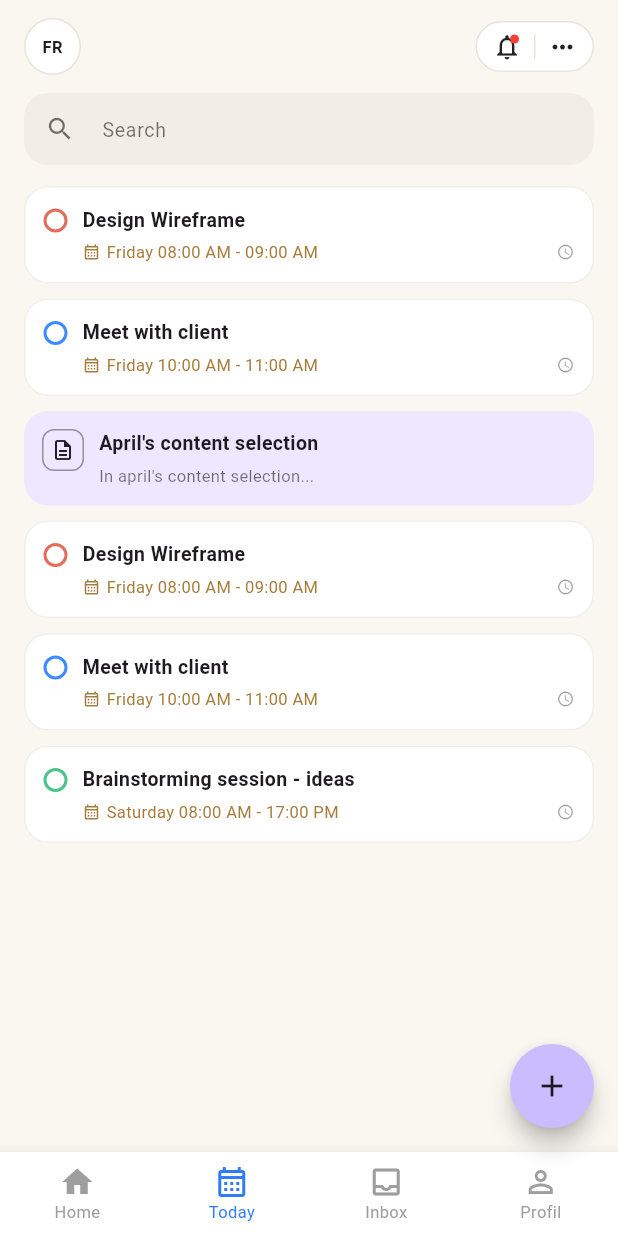
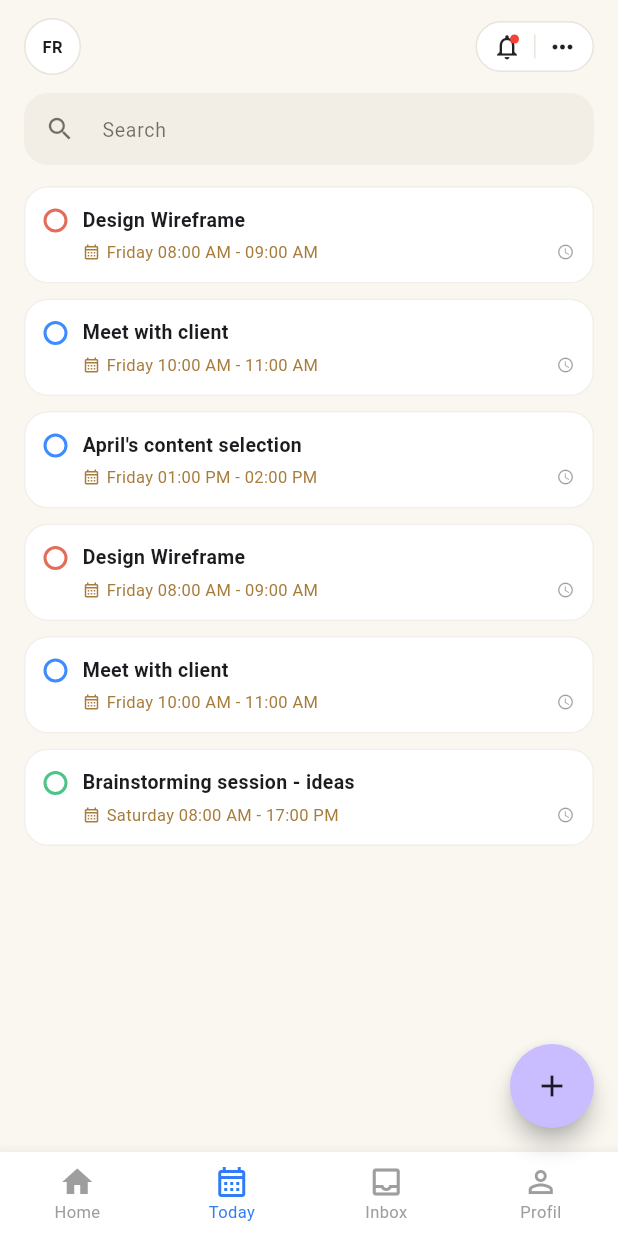
Before and after one commit to argottzz/slicing-tampilan-mobile, a Flutter app: the MenuPage screen opened directly, item 2 of the bottom bar chosen, on a phone screen of 412 x 824 dp. Run offline on Flutter 3.47's test engine with Material 3 defaults, Android fonts, the phone set to English and light mode, and no system bars.

Commit message:
fix: profile asset + unify card + mobile layout

```diff
--- a/lib/pages/home_page.dart
+++ b/lib/pages/home_page.dart
@@ -44,9 +44,8 @@ class HomePage extends StatelessWidget {
           ),
           const TaskCard(
             title: "April's content selection",
-            time: '',
+            time: 'Friday 01:00 PM - 02:00 PM',
             dot: AppColors.dotBlue,
-            highlighted: true,
           ),
           const SizedBox(height: 8),
           const SectionHeader('30 Apr (1)'),
--- a/lib/pages/profile_page.dart
+++ b/lib/pages/profile_page.dart
@@ -60,8 +60,8 @@ class ProfilePage extends StatelessWidget {
               const CircleAvatar(
                 radius: 62,
                 backgroundColor: Color(0xFFE8DCC8),
-                child: Icon(Icons.person,
-                    size: 64, color: Colors.white),
+                backgroundImage:
+                    AssetImage('assets/higuruma_pp.jpg'),
               ),
               Positioned(
                 right: 0,
--- a/lib/pages/today_page.dart
+++ b/lib/pages/today_page.dart
@@ -27,9 +27,8 @@ class TodayPage extends StatelessWidget {
         ),
         TaskCard(
           title: "April's content selection",
-          time: '',
+          time: 'Friday 01:00 PM - 02:00 PM',
           dot: AppColors.dotBlue,
-          highlighted: true,
         ),
         TaskCard(
           title: 'Design Wireframe',
--- a/lib/theme/app_colors.dart
+++ b/lib/theme/app_colors.dart
@@ -10,7 +10,6 @@ class AppColors {
   static const disabledText = Color(0xFFB5B5B5);
   static const cream = Color(0xFFFAF7F1);
   static const searchBg = Color(0xFFF3EEE5);
-  static const cardPurple = Color(0xFFEDE8FF);
   static const fabPurple = Color(0xFFC9BCFF);
   static const brown = Color(0xFFA67C3B);
   static const selectedBlue = Color(0xFF2F7CF6);
--- a/lib/widgets/menu_widgets.dart
+++ b/lib/widgets/menu_widgets.dart
@@ -108,13 +108,11 @@ class TaskCard extends StatelessWidget {
   final String title;
   final String time;
   final Color dot;
-  final bool highlighted;
   const TaskCard({
     super.key,
     required this.title,
     required this.time,
     required this.dot,
-    this.highlighted = false,
   });
 
   @override
@@ -123,46 +121,12 @@ class TaskCard extends StatelessWidget {
       margin: const EdgeInsets.only(bottom: 10),
       padding: const EdgeInsets.all(12),
       decoration: BoxDecoration(
-        color: highlighted ? AppColors.cardPurple : Colors.white,
+        color: Colors.white,
         borderRadius: BorderRadius.circular(16),
-        border: highlighted
-            ? null
-            : Border.all(color: AppColors.inputBorder.withValues(alpha: 0.6)),
+        border: Border.all(
+            color: AppColors.inputBorder.withValues(alpha: 0.6)),
       ),
-      child: highlighted
-          ? Row(
-              crossAxisAlignment: CrossAxisAlignment.start,
-              children: [
-                Container(
-                  width: 28,
-                  height: 28,
-                  alignment: Alignment.center,
-                  decoration: BoxDecoration(
-                    border: Border.all(color: Colors.black38),
-                    borderRadius: BorderRadius.circular(8),
-                  ),
-                  child: const Icon(Icons.description_outlined,
-                      size: 16),
-                ),
-                const SizedBox(width: 10),
-                Expanded(
-                  child: Column(
-                    crossAxisAlignment: CrossAxisAlignment.start,
-                    children: [
-                      Text(title,
-                          style: const TextStyle(
-                              fontSize: 13,
-                              fontWeight: FontWeight.w600)),
-                      const SizedBox(height: 4),
-                      const Text('In april\'s content selection...',
-                          style: TextStyle(
-                              fontSize: 11, color: Colors.black54)),
-                    ],
-                  ),
-                ),
-              ],
-            )
-          : Row(
+      child: Row(
         crossAxisAlignment: CrossAxisAlignment.start,
         children: [
           Container(
@@ -181,8 +145,7 @@ class TaskCard extends StatelessWidget {
               children: [
                 Text(title,
                     style: const TextStyle(
-                              fontSize: 13,
-                              fontWeight: FontWeight.w600)),
+                        fontSize: 13, fontWeight: FontWeight.w600)),
                 const SizedBox(height: 4),
                 Row(
                   children: [
@@ -192,8 +155,7 @@ class TaskCard extends StatelessWidget {
                     Expanded(
                       child: Text(time,
                           style: const TextStyle(
-                                    fontSize: 11,
-                                    color: AppColors.brown)),
+                              fontSize: 11, color: AppColors.brown)),
                     ),
                     const Icon(Icons.access_time,
                         size: 12, color: Colors.black38),
```
Also changed, not shown: pubspec.yaml (+3 -4 lines), assets/higuruma_pp.jpg (added). Lines whose indentation alone changed are shown as unchanged.
